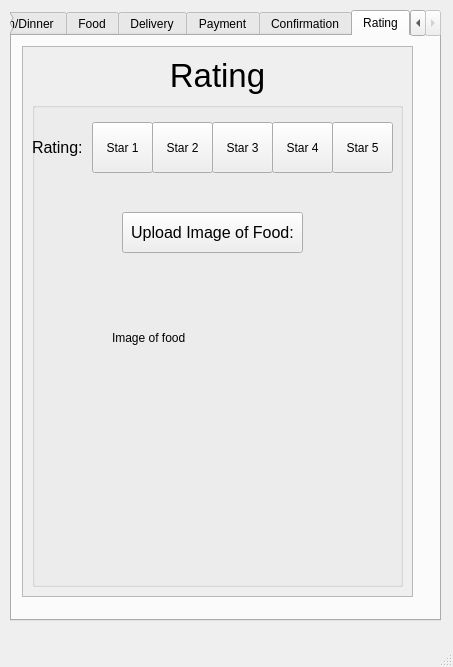
This is Gwinner/mainwindow.ui in SPUKeenan/GwinnerEats as Qt 5 draws it before an edit. The edited form follows.
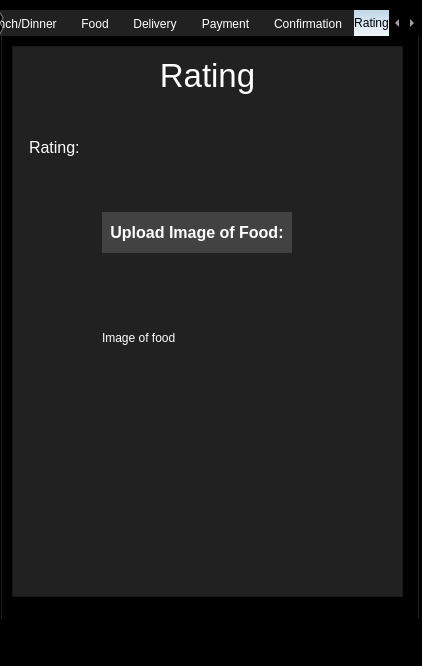
This is the edited form. The open tabs and pages were chosen to show the change. Icons and pictures are not drawn.

```diff
--- a/Gwinner/mainwindow.ui
+++ b/Gwinner/mainwindow.ui
@@ -6,8 +6,8 @@
    <rect>
     <x>0</x>
     <y>0</y>
-    <width>453</width>
-    <height>667</height>
+    <width>422</width>
+    <height>666</height>
    </rect>
   </property>
   <property name="minimumSize">
@@ -19,16 +19,36 @@
   <property name="windowTitle">
    <string>MainWindow</string>
   </property>
+  <property name="styleSheet">
+   <string notr="true">color: rgb(255, 255, 255);
+background-color: rgb(0, 0, 0);</string>
+  </property>
   <widget class="QWidget" name="centralwidget">
    <widget class="QTabWidget" name="tabWidget">
     <property name="geometry">
      <rect>
-      <x>10</x>
+      <x>0</x>
       <y>10</y>
-      <width>431</width>
+      <width>420</width>
       <height>611</height>
      </rect>
     </property>
+    <property name="styleSheet">
+     <string notr="true">QTabBar::tab
+{
+background: #212121;
+color: white;
+}
+QTabBar::tab:selected,
+QTabBar::tab:hover
+{
+ border-top-color: #1D2A32;
+    border-color: #40494E;
+    color: black;
+    background: qlineargradient(x1: 0, y1: 0, x2: 0, y2: 1, stop: 0 #C1D8E8, stop: 1 #F0F5F8);
+}
+</string>
+    </property>
     <property name="currentIndex">
      <number>6</number>
     </property>
@@ -2075,6 +2095,9 @@
         <height>551</height>
        </size>
       </property>
+      <property name="styleSheet">
+       <string notr="true">background-color: rgb(33, 33, 33);</string>
+      </property>
       <property name="widgetResizable">
        <bool>true</bool>
       </property>
@@ -2114,23 +2137,31 @@
             <height>0</height>
            </size>
           </property>
+          <property name="styleSheet">
+           <string notr="true">border:0;</string>
+          </property>
           <property name="title">
            <string/>
           </property>
           <widget class="QPushButton" name="UploadButton">
            <property name="geometry">
             <rect>
-             <x>90</x>
+             <x>80</x>
              <y>110</y>
-             <width>181</width>
+             <width>190</width>
              <height>41</height>
             </rect>
            </property>
            <property name="font">
             <font>
              <pointsize>12</pointsize>
+             <weight>75</weight>
+             <bold>true</bold>
             </font>
            </property>
+           <property name="styleSheet">
+            <string notr="true">background-color: rgb(66, 66, 66);</string>
+           </property>
            <property name="text">
             <string>Upload Image of Food:</string>
            </property>
@@ -2163,9 +2194,9 @@
           <widget class="QLabel" name="label_30">
            <property name="geometry">
             <rect>
-             <x>0</x>
+             <x>7</x>
              <y>20</y>
-             <width>51</width>
+             <width>60</width>
              <height>51</height>
             </rect>
            </property>
@@ -2187,8 +2218,22 @@
              <height>51</height>
             </rect>
            </property>
+           <property name="styleSheet">
+            <string notr="true">#Star1 {
+backgroud-color: transparent;
+border-image: url(:greyStar.jpeg);
+background: none;
+border: none;
+backgroud-repeat: none;
+}
+#Star1:pressed,
+#Star1:checked
+{
+border-image: url(:yelloStar.png);
+}</string>
+           </property>
            <property name="text">
-            <string>Star 1</string>
+            <string/>
            </property>
           </widget>
           <widget class="QPushButton" name="Star2">
@@ -2200,8 +2245,22 @@
              <height>51</height>
             </rect>
            </property>
+           <property name="styleSheet">
+            <string notr="true">#Star2 {
+backgroud-color: transparent;
+border-image: url(:greyStar.jpeg);
+background: none;
+border: none;
+backgroud-repeat: none;
+}
+#Star2:pressed,
+#Star2:checked
+{
+border-image: url(:yelloStar.png);
+}</string>
+           </property>
            <property name="text">
-            <string>Star 2</string>
+            <string/>
            </property>
           </widget>
           <widget class="QPushButton" name="Star3">
@@ -2213,8 +2272,22 @@
              <height>51</height>
             </rect>
            </property>
+           <property name="styleSheet">
+            <string notr="true">#Star3 {
+backgroud-color: transparent;
+border-image: url(:greyStar.jpeg);
+background: none;
+border: none;
+backgroud-repeat: none;
+}
+#Star3:pressed,
+#Star3:checked
+{
+border-image: url(:yelloStar.png);
+}</string>
+           </property>
            <property name="text">
-            <string>Star 3</string>
+            <string/>
            </property>
           </widget>
           <widget class="QPushButton" name="Star4">
@@ -2226,8 +2299,22 @@
              <height>51</height>
             </rect>
            </property>
+           <property name="styleSheet">
+            <string notr="true">#Star4 {
+backgroud-color: transparent;
+border-image: url(:greyStar.jpeg);
+background: none;
+border: none;
+backgroud-repeat: none;
+}
+#Star4:pressed,
+#Star4:checked
+{
+border-image: url(:yelloStar.png);
+}</string>
+           </property>
            <property name="text">
-            <string>Star 4</string>
+            <string/>
            </property>
           </widget>
           <widget class="QPushButton" name="Star5">
@@ -2239,8 +2326,22 @@
              <height>51</height>
             </rect>
            </property>
+           <property name="styleSheet">
+            <string notr="true">#Star5 {
+backgroud-color: transparent;
+border-image: url(:greyStar.jpeg);
+background: none;
+border: none;
+backgroud-repeat: none;
+}
+#Star5:pressed,
+#Star5:checked
+{
+border-image: url(:yelloStar.png);
+}</string>
+           </property>
            <property name="text">
-            <string>Star 5</string>
+            <string/>
            </property>
           </widget>
          </widget>
```
Left out of the diff: 217 changed lines with no effect on the pictures.
